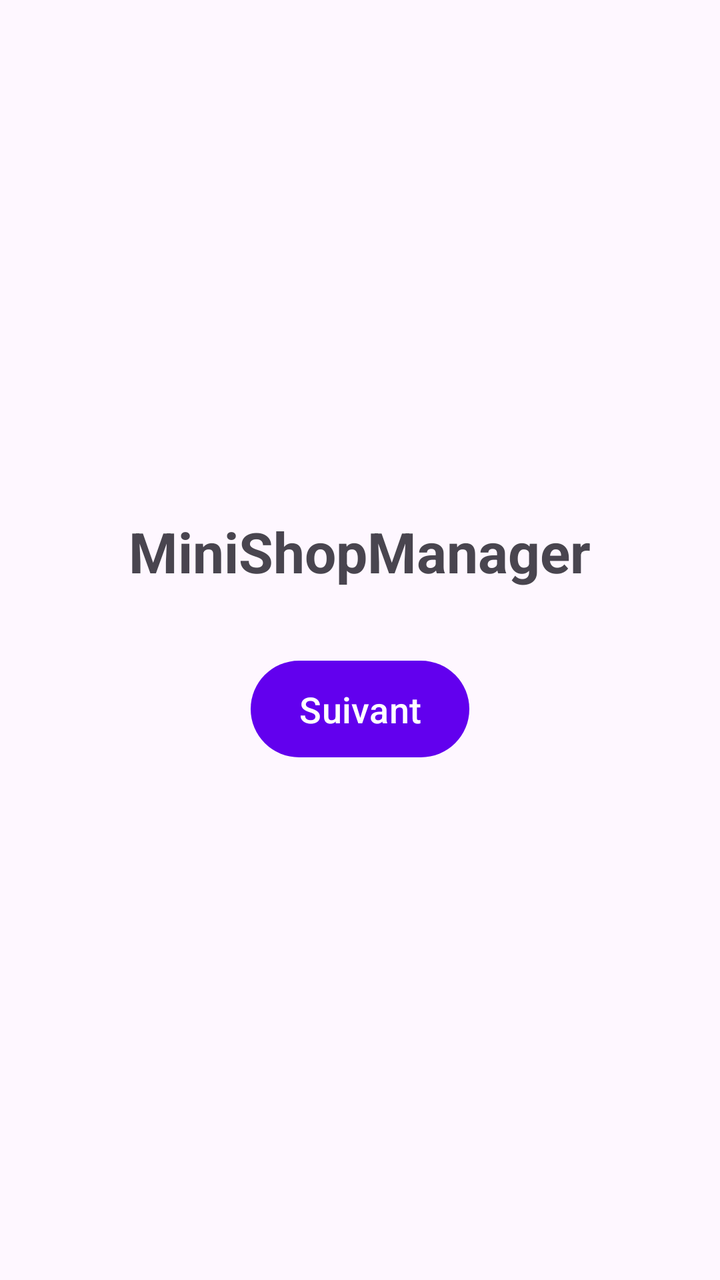
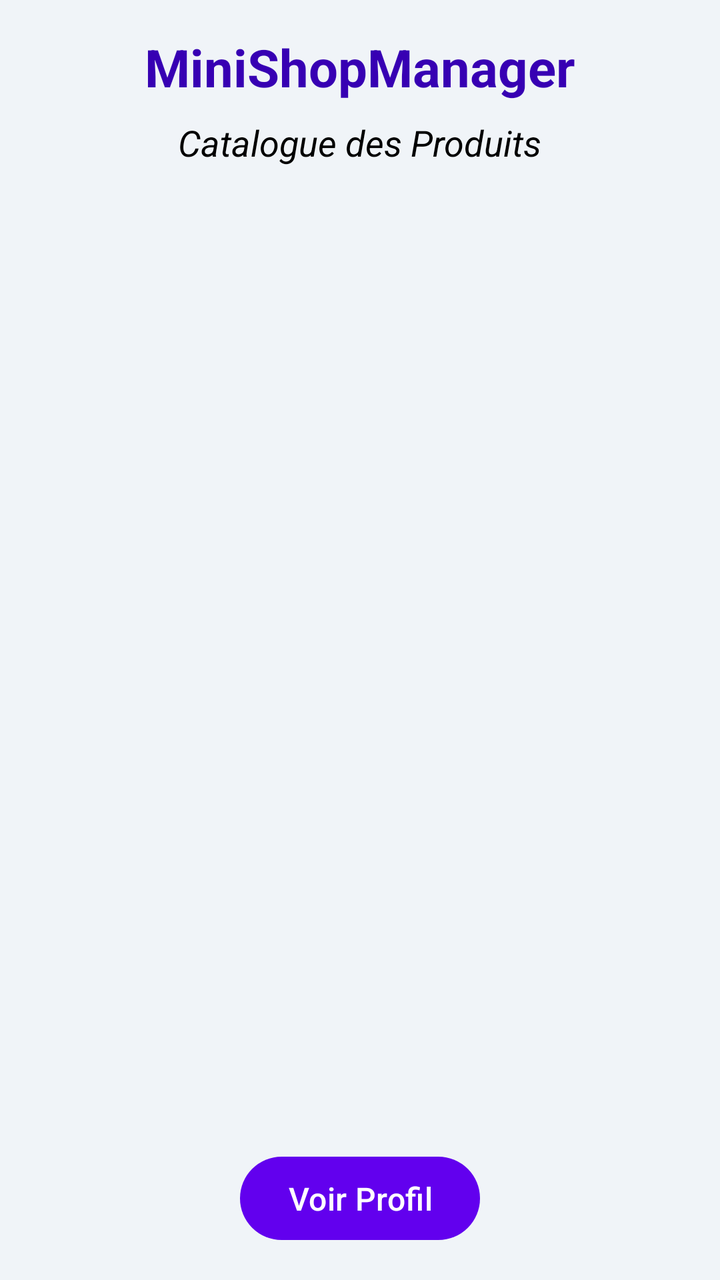

Two renders of the same Android screen: before a commit and after it. Below are the layout's source before the change and the commit's diff.
<!-- AndroidManifest.xml: application theme Theme.MiniShopManager -->
<!-- res/layout/activity_main.xml -->
<?xml version="1.0" encoding="utf-8"?>
<LinearLayout xmlns:android="http://schemas.android.com/apk/res/android"
    xmlns:tools="http://schemas.android.com/tools"
    android:layout_width="match_parent"
    android:layout_height="match_parent"
    android:orientation="vertical"
    android:gravity="center"
    android:padding="24dp"
    tools:context=".MainActivity">

    <TextView
        android:id="@+id/tvAppName"
        android:layout_width="wrap_content"
        android:layout_height="wrap_content"
        android:text="@string/app_name"
        android:textSize="28sp"
        android:textStyle="bold"
        android:layout_marginBottom="32dp" />

    <Button
        android:id="@+id/btnSuivant"
        android:layout_width="wrap_content"
        android:layout_height="wrap_content"
        android:text="@string/btn_suivant"
        android:textSize="18sp"
        android:paddingHorizontal="24dp"
        android:paddingVertical="12dp" />

</LinearLayout>
<!-- resources referenced by this layout -->
<resources>
  <string name="app_name">MiniShopManager</string>
  <string name="btn_suivant">Suivant</string>
  <style name="Theme.MiniShopManager" parent="Theme.Material3.DayNight.NoActionBar">
          <item name="colorPrimary">@color/purple_500</item>
      </style>
  <color name="purple_500">#6200EE</color>
</resources>

<!-- the commit's change to res/layout/activity_main.xml (unified diff, before → after) -->
@@ -4,26 +4,49 @@
     android:layout_width="match_parent"
     android:layout_height="match_parent"
     android:orientation="vertical"
-    android:gravity="center"
-    android:padding="24dp"
+    android:background="@color/catalog_bg"
+    android:padding="16dp"
     tools:context=".MainActivity">
 
     <TextView
         android:id="@+id/tvAppName"
         android:layout_width="wrap_content"
         android:layout_height="wrap_content"
+        android:layout_gravity="center_horizontal"
         android:text="@string/app_name"
-        android:textSize="28sp"
+        android:textSize="26sp"
         android:textStyle="bold"
-        android:layout_marginBottom="32dp" />
+        android:textColor="@color/purple_700"
+        android:layout_marginBottom="8dp" />
+
+    <TextView
+        android:id="@+id/tvCatalogTitle"
+        android:layout_width="wrap_content"
+        android:layout_height="wrap_content"
+        android:layout_gravity="center_horizontal"
+        android:text="@string/catalog_title"
+        android:textSize="18sp"
+        android:textStyle="italic"
+        android:textColor="@color/black"
+        android:layout_marginBottom="16dp" />
+
+    <ListView
+        android:id="@+id/listViewProducts"
+        android:layout_width="match_parent"
+        android:layout_height="0dp"
+        android:layout_weight="1"
+        android:divider="@android:color/transparent"
+        android:dividerHeight="8dp"
+        android:layout_marginBottom="16dp" />
 
     <Button
         android:id="@+id/btnSuivant"
         android:layout_width="wrap_content"
         android:layout_height="wrap_content"
+        android:layout_gravity="center_horizontal"
         android:text="@string/btn_suivant"
-        android:textSize="18sp"
+        android:textSize="16sp"
         android:paddingHorizontal="24dp"
-        android:paddingVertical="12dp" />
+        android:paddingVertical="10dp" />
 
 </LinearLayout>
<!-- resource entries referenced after the edit -->
@@ -1,7 +1,11 @@
 <!-- resources referenced by this layout -->
 <resources>
+  <color name="black">#FF000000</color>
+  <color name="catalog_bg">#F0F4F8</color>
+  <color name="purple_700">#3700B3</color>
   <string name="app_name">MiniShopManager</string>
-  <string name="btn_suivant">Suivant</string>
+  <string name="btn_suivant">Voir Profil</string>
+  <string name="catalog_title">Catalogue des Produits</string>
   <style name="Theme.MiniShopManager" parent="Theme.Material3.DayNight.NoActionBar">
           <item name="colorPrimary">@color/purple_500</item>
       </style>
